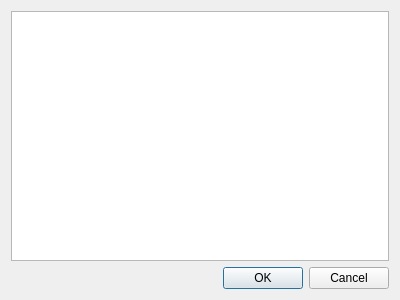
Old version of the form assets/lprpm_installed.ui in the repository millerthegorilla/launchpad_rpm.
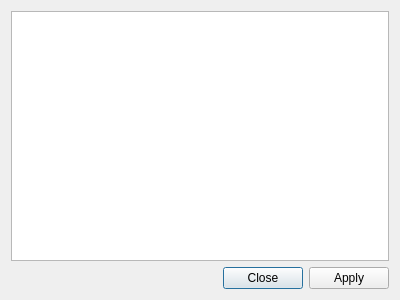
New version of the form.

```diff
--- a/assets/lprpm_installed.ui
+++ b/assets/lprpm_installed.ui
@@ -26,7 +26,7 @@
       <enum>Qt::Horizontal</enum>
      </property>
      <property name="standardButtons">
-      <set>QDialogButtonBox::Cancel|QDialogButtonBox::Ok</set>
+      <set>QDialogButtonBox::Apply|QDialogButtonBox::Close</set>
      </property>
     </widget>
    </item>
```
Left out of the diff: 2 changed lines with no effect on the pictures.
